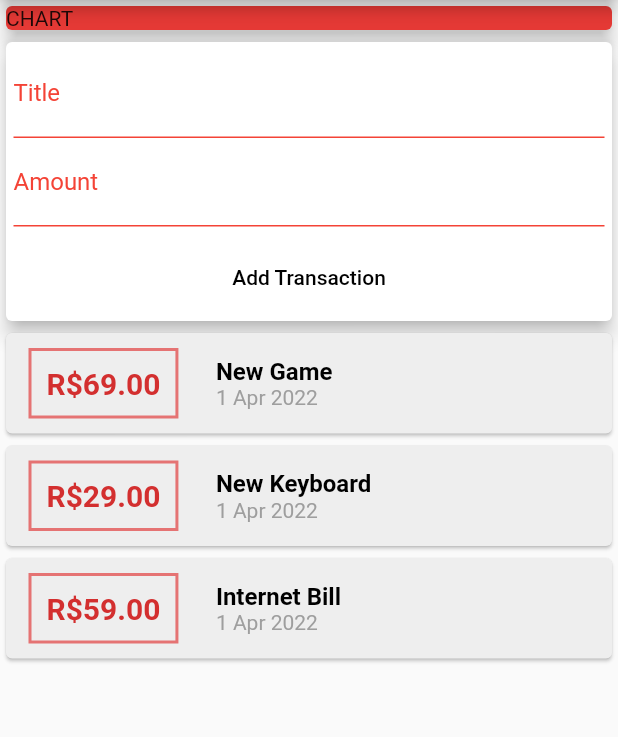
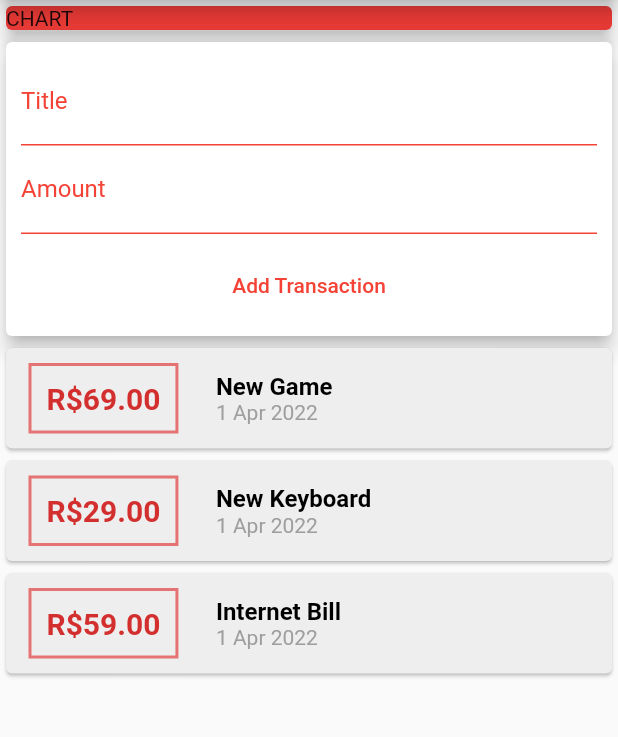
Before and after one commit to gilbertofalco/expenses_app, a Flutter app: the screen it shows after launch, after a tap on "Add Transaction", on a phone screen of 412 x 824 dp, the part 84-821 px from its top. Run offline on Flutter 3.47's test engine with Material 2 defaults, Android fonts, the phone set to English and light mode, and no system bars.

```diff
--- a/lib/main.dart
+++ b/lib/main.dart
@@ -1,7 +1,7 @@
 import 'package:flutter/material.dart';
 import 'package:intl/intl.dart';
 
-import './transaction.dart';
+import 'models/transaction.dart';
 
 void main() => runApp(MyApp());
 
@@ -36,6 +36,12 @@ class MyHomePage extends StatelessWidget {
     ),
   ];
 
+  // String titleInput;
+  // String amountInput;
+
+  final titleController = TextEditingController();
+  final amountController = TextEditingController();
+
   @override
   Widget build(BuildContext context) {
     return Scaffold(
@@ -58,10 +64,12 @@ class MyHomePage extends StatelessWidget {
           Card(
             elevation: 5,
             child: Container(
-              padding: EdgeInsets.all(5),
+              padding: EdgeInsets.all(10),
               child: Column(
                 children: [
                   TextField(
+                    controller: titleController,
+                    style: TextStyle(color: Colors.black),
                     cursorColor: Colors.red,
                     decoration: InputDecoration(
                       enabledBorder: UnderlineInputBorder(
@@ -71,30 +79,48 @@ class MyHomePage extends StatelessWidget {
                         borderSide: BorderSide(color: Colors.red),
                       ),
                       labelText: "Title",
-                      labelStyle: TextStyle(color: Colors.red),
+                      labelStyle: TextStyle(
+                        color: Colors.red,
+                      ),
                     ),
                   ),
                   TextField(
+                    controller: amountController,
+                    // onChanged: (val) {
+                    //   titleInput = val;
+                    // },
+                    style: TextStyle(
+                      color: Colors.black,
+                    ),
                     cursorColor: Colors.red,
                     decoration: InputDecoration(
                       enabledBorder: UnderlineInputBorder(
-                        borderSide: BorderSide(color: Colors.red),
+                        borderSide: BorderSide(
+                          color: Colors.red,
+                        ),
                       ),
                       focusedBorder: UnderlineInputBorder(
-                        borderSide: BorderSide(color: Colors.red),
+                        borderSide: BorderSide(
+                          color: Colors.red,
+                        ),
                       ),
                       labelText: "Amount",
-                      labelStyle: TextStyle(color: Colors.red),
+                      labelStyle: TextStyle(
+                        color: Colors.red,
+                      ),
                     ),
                   ),
                   Container(
                     padding: EdgeInsets.only(top: 10),
                     child: TextButton(
-                      onPressed: () {},
+                      onPressed: () {
+                        print(titleController.text);
+                        print(amountController.text);
+                      },
                       child: Text(
                         "Add Transaction",
                         style: TextStyle(
-                          color: Colors.black,
+                          color: Colors.red,
                         ),
                       ),
                       style: TextButton.styleFrom(
```
Also changed, not shown: lib/models/transaction.dart (renamed from lib/transaction.dart), lib/widgets/transaction_list.dart (added).
